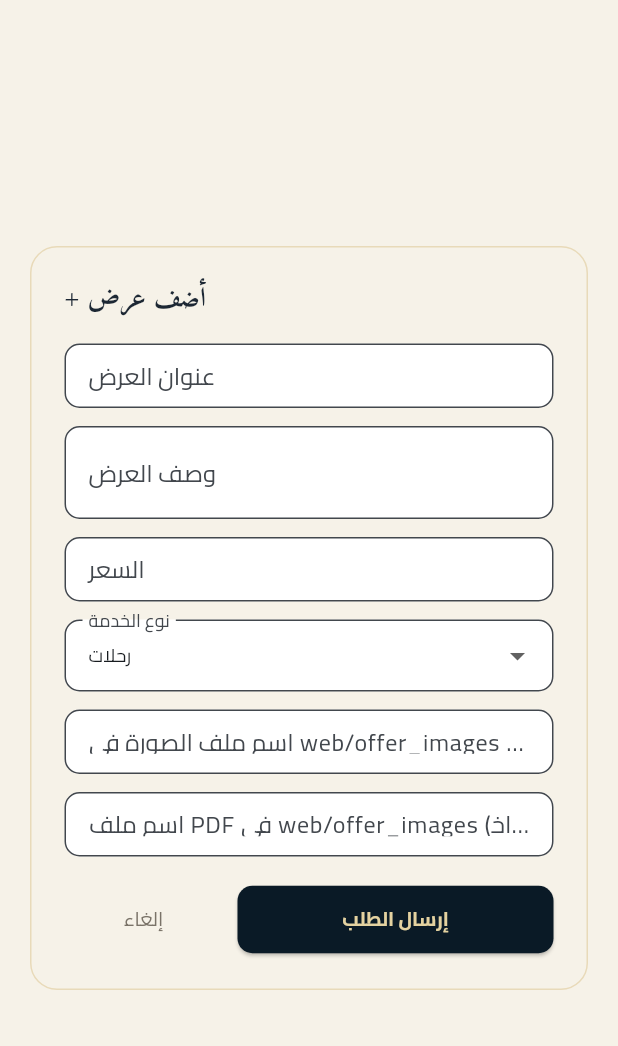
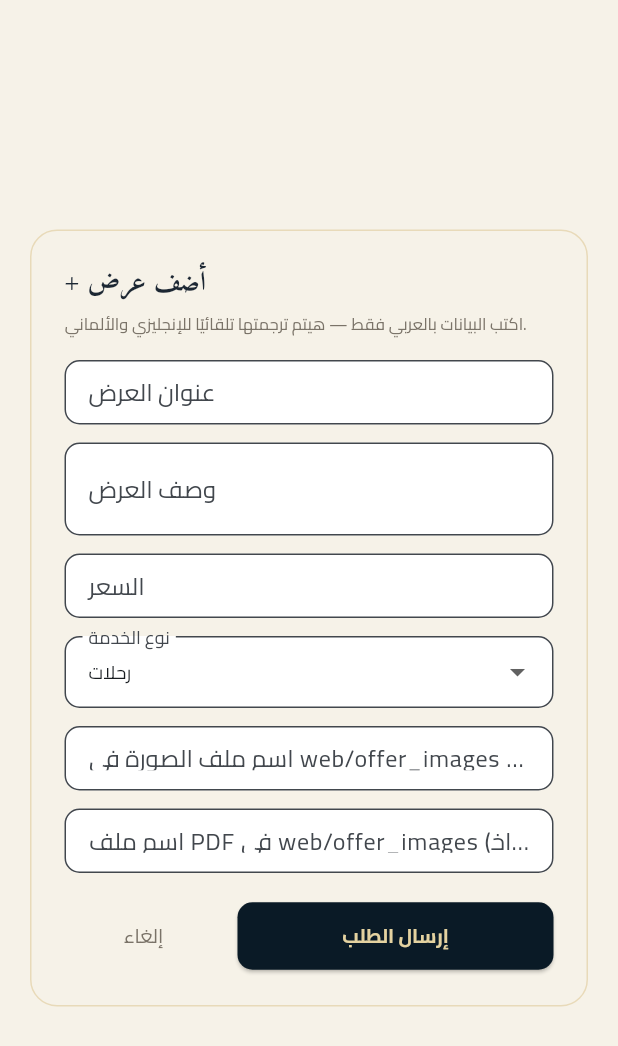
Before and after one commit to amirwahby-DSB/swa-travel-app, a Flutter app: the _AddOfferDialog widget shown alone on an empty page, opened directly, on a phone screen of 412 x 824 dp. Shown: the top 1046 px of the screen. Run offline on Flutter 3.47's test engine with Material 3 defaults, Android fonts, the phone set to English and light mode, and no system bars; missing offline and left inert: dart:html; network calls fail.

Commit message:
auto-translate admin-added offers into all 3 languages

```diff
--- a/lib/home_strings.dart
+++ b/lib/home_strings.dart
@@ -420,4 +420,14 @@ class HomeStrings {
         AppLanguage.en => 'No offers added yet',
         AppLanguage.de => 'Noch keine Angebote hinzugefügt',
       };
+  static String get autoTranslateNote => switch (current) {
+        AppLanguage.ar => 'اكتب البيانات بالعربي فقط — هيتم ترجمتها تلقائيًا للإنجليزي والألماني.',
+        AppLanguage.en => 'Enter details in Arabic only — they will be translated automatically into English and German.',
+        AppLanguage.de => 'Geben Sie die Details nur auf Arabisch ein – sie werden automatisch ins Englische und Deutsche übersetzt.',
+      };
+  static String get translatingInProgress => switch (current) {
+        AppLanguage.ar => 'جاري الحفظ والترجمة...',
+        AppLanguage.en => 'Saving and translating...',
+        AppLanguage.de => 'Wird gespeichert und übersetzt...',
+      };
 }
--- a/lib/main.dart
+++ b/lib/main.dart
@@ -142,6 +142,34 @@ class _PatternPainter extends CustomPainter {
 }
 
 const String _kWhatsappNumber = '201223275747';
+
+/// The suffix used on translated Firestore fields (title_ar/title_en/...)
+/// for the currently selected UI language.
+String _langSuffix() => switch (HomeStrings.current) {
+      AppLanguage.ar => 'ar',
+      AppLanguage.en => 'en',
+      AppLanguage.de => 'de',
+    };
+
+/// Picks the value of a translated field (e.g. 'title') in whichever
+/// language is currently selected, from an admin-added offer map
+/// returned by FirebaseService.getOffers().
+String _pickByLanguage(Map<String, String> offer, String fieldBase) {
+  return offer['${fieldBase}_${_langSuffix()}'] ?? '';
+}
+
+/// Maps an offer's language-neutral category key back to the localized
+/// label — the same labels used for the category browse list — so an
+/// admin-added offer's category always matches the currently selected
+/// language, regardless of what language the admin was using when they
+/// added it.
+String _categoryLabelForKey(String key) => switch (key) {
+      'hotels' => HomeStrings.catHotels,
+      'flights' => HomeStrings.catFlights,
+      'limo' => HomeStrings.catLimo,
+      'conference' => HomeStrings.catConference,
+      _ => HomeStrings.catTrips,
+    };
 
 void _launchWhatsAppMessage(String offerTitle) {
   final message = HomeStrings.isRtl
@@ -322,9 +350,9 @@ class _FeaturedOffersSectionState extends State<_FeaturedOffersSection> {
       {'title': HomeStrings.offer3Title, 'sub': HomeStrings.offer3Sub, 'price': HomeStrings.offer3Price, 'icon': Icons.apartment_outlined, 'featured': false, 'rating': 4.9},
     ];
     final adminCards = _adminOffers.map<Map<String, dynamic>>((o) => {
-          'title': o['title'] ?? '',
-          'sub': o['category'] ?? '',
-          'price': o['price'] ?? '',
+          'title': _pickByLanguage(o, 'title'),
+          'sub': _categoryLabelForKey(o['category_key'] ?? 'trips'),
+          'price': _pickByLanguage(o, 'price'),
           'icon': Icons.local_offer_outlined,
           'featured': false,
           'imageFile': o['imageFile'],
@@ -1152,15 +1180,15 @@ class _AddOfferDialogState extends State<_AddOfferDialog> {
     super.initState();
     final existing = widget.existingOffer;
     if (existing != null) {
-      _titleCtrl.text = existing['title'] ?? '';
-      _descCtrl.text = existing['description'] ?? '';
-      _priceCtrl.text = existing['price'] ?? '';
+      _titleCtrl.text = existing['title_ar'] ?? '';
+      _descCtrl.text = existing['description_ar'] ?? '';
+      _priceCtrl.text = existing['price_ar'] ?? '';
       _imageCtrl.text = existing['imageFile'] ?? '';
       _pdfCtrl.text = existing['pdfFile'] ?? '';
-      final existingCategory = existing['category'];
-      _category = (existingCategory != null && existingCategory.isNotEmpty) ? existingCategory : HomeStrings.catTrips;
+      final existingCategoryKey = existing['category_key'];
+      _category = (existingCategoryKey != null && existingCategoryKey.isNotEmpty) ? existingCategoryKey : 'trips';
     } else {
-      _category = HomeStrings.catTrips;
+      _category = 'trips';
     }
   }
 
@@ -1187,7 +1215,7 @@ class _AddOfferDialogState extends State<_AddOfferDialog> {
           title: _titleCtrl.text,
           description: _descCtrl.text,
           price: _priceCtrl.text,
-          category: _category,
+          categoryKey: _category,
           imageFile: _imageCtrl.text.trim().isEmpty ? null : _imageCtrl.text.trim(),
           pdfFile: _pdfCtrl.text.trim().isEmpty ? null : _pdfCtrl.text.trim(),
         );
@@ -1196,7 +1224,7 @@ class _AddOfferDialogState extends State<_AddOfferDialog> {
           title: _titleCtrl.text,
           description: _descCtrl.text,
           price: _priceCtrl.text,
-          category: _category,
+          categoryKey: _category,
           imageFile: _imageCtrl.text.trim().isEmpty ? null : _imageCtrl.text.trim(),
           pdfFile: _pdfCtrl.text.trim().isEmpty ? null : _pdfCtrl.text.trim(),
         );
@@ -1223,12 +1251,12 @@ class _AddOfferDialogState extends State<_AddOfferDialog> {
 
   @override
   Widget build(BuildContext context) {
-    final categories = [
-      HomeStrings.catTrips,
-      HomeStrings.catHotels,
-      HomeStrings.catFlights,
-      HomeStrings.catLimo,
-      HomeStrings.catConference,
+    final categoryOptions = <Map<String, String>>[
+      {'key': 'trips', 'label': HomeStrings.catTrips},
+      {'key': 'hotels', 'label': HomeStrings.catHotels},
+      {'key': 'flights', 'label': HomeStrings.catFlights},
+      {'key': 'limo', 'label': HomeStrings.catLimo},
+      {'key': 'conference', 'label': HomeStrings.catConference},
     ];
 
     return Dialog(
@@ -1254,6 +1282,11 @@ class _AddOfferDialogState extends State<_AddOfferDialog> {
                     _isEditing ? HomeStrings.editOfferTitle : HomeStrings.addOffer,
                     style: HomeScreen._display(size: 18, color: SwaColors.textDark, weight: FontWeight.w700),
                   ),
+                  const SizedBox(height: 6),
+                  Text(
+                    HomeStrings.autoTranslateNote,
+                    style: TextStyle(fontSize: 11, color: SwaColors.textMuted, height: 1.5),
+                  ),
                   const SizedBox(height: 16),
                   TextFormField(
                     controller: _titleCtrl,
@@ -1281,7 +1314,9 @@ class _AddOfferDialogState extends State<_AddOfferDialog> {
                     initialValue: _category,
                     isExpanded: true,
                     decoration: _decoration(HomeStrings.serviceTypeLabel),
-                    items: categories.map((c) => DropdownMenuItem(value: c, child: Text(c, style: const TextStyle(fontSize: 12.5)))).toList(),
+                    items: categoryOptions
+                        .map((c) => DropdownMenuItem(value: c['key'], child: Text(c['label']!, style: const TextStyle(fontSize: 12.5))))
+                        .toList(),
                     onChanged: (v) => setState(() => _category = v ?? _category),
                   ),
                   const SizedBox(height: 12),
@@ -1302,6 +1337,14 @@ class _AddOfferDialogState extends State<_AddOfferDialog> {
                     Text(_error!, style: TextStyle(fontSize: 11.5, color: Colors.red.shade700)),
                   ],
                   const SizedBox(height: 18),
+                  if (_saving) ...[
+                    Text(
+                      HomeStrings.translatingInProgress,
+                      textAlign: TextAlign.center,
+                      style: const TextStyle(fontSize: 11, color: SwaColors.textMuted),
+                    ),
+                    const SizedBox(height: 8),
+                  ],
                   Row(
                     children: [
                       Expanded(
@@ -1522,13 +1565,13 @@ class _ManageOffersDialogState extends State<_ManageOffersDialog> {
                                       crossAxisAlignment: CrossAxisAlignment.start,
                                       children: [
                                         Text(
-                                          offer['title'] ?? '',
+                                          offer['title_ar'] ?? '',
                                           style: const TextStyle(fontSize: 13, fontWeight: FontWeight.w700, color: SwaColors.textDark),
                                           maxLines: 1,
                                           overflow: TextOverflow.ellipsis,
                                         ),
                                         const SizedBox(height: 2),
-                                        Text(offer['price'] ?? '', style: const TextStyle(fontSize: 11.5, color: SwaColors.textMuted)),
+                                        Text(offer['price_ar'] ?? '', style: const TextStyle(fontSize: 11.5, color: SwaColors.textMuted)),
                                       ],
                                     ),
                                   ),
```
Also changed, not shown: lib/firebase_service.dart (+143 -30 lines), lib/translation_service.dart (added, +34 -0 lines).
